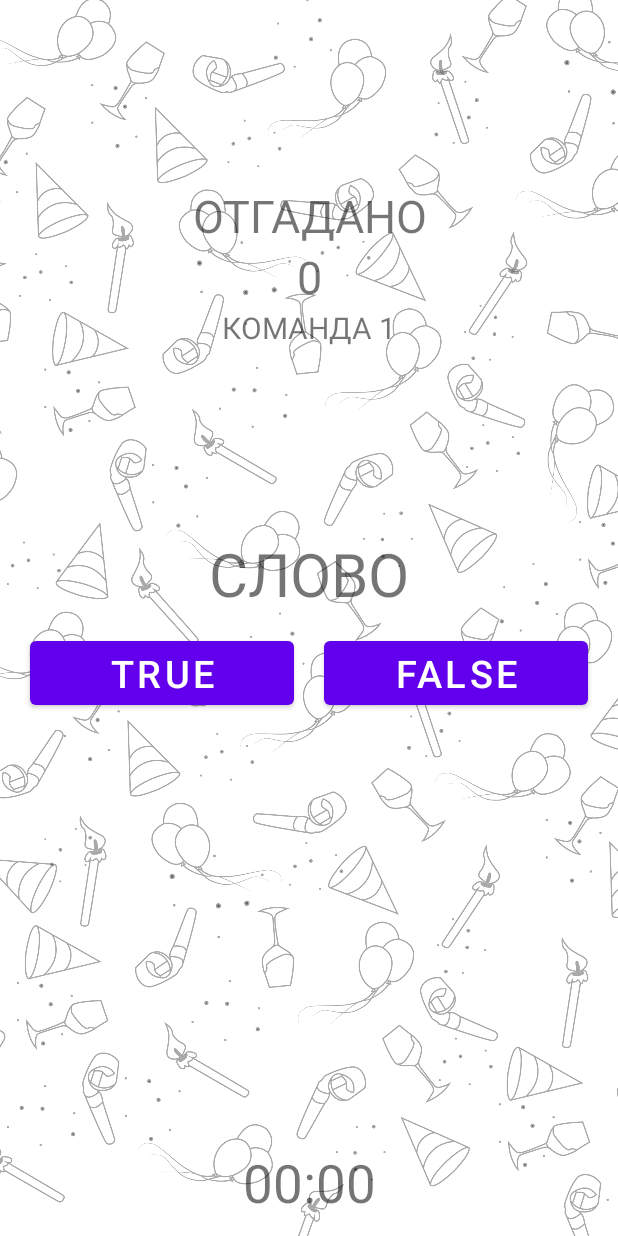
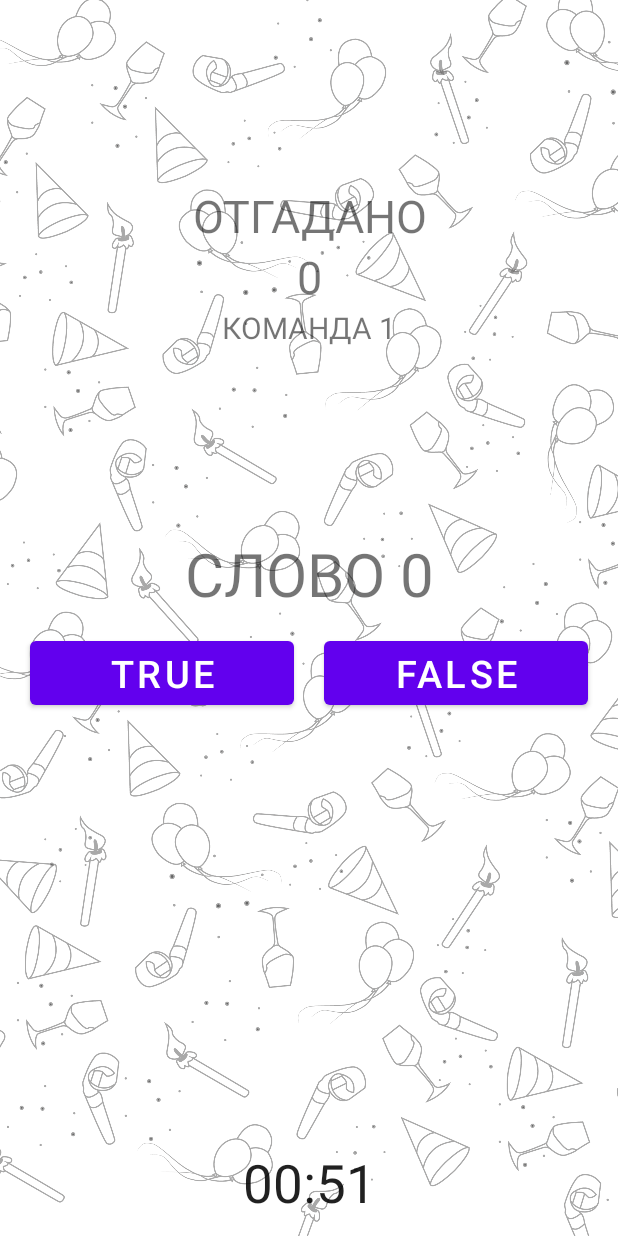
Before and after one commit to chepugash/partyWATA, an Android app: the screen it shows after launch (MainActivity), on a phone screen of 412 x 824 dp. Run offline under Robolectric (Android 15) with nearby library versions, the phone set to English and light mode, and no system bars.

Commit message:
navigation fixed, score added at round

```diff
--- a/app/src/main/java/com/example/wata/ui/fragment/alias/PreroundFragment.kt
+++ b/app/src/main/java/com/example/wata/ui/fragment/alias/PreroundFragment.kt
@@ -1,7 +1,10 @@
 package com.example.wata.ui.fragment.alias
 
+import android.os.Bundle
+import android.widget.Chronometer
 import androidx.fragment.app.Fragment
 import com.example.wata.R
 
 class PreroundFragment : Fragment(R.layout.fragment_alias_preround) {
+
 }
--- a/app/src/main/java/com/example/wata/ui/fragment/alias/RoundFragment.kt
+++ b/app/src/main/java/com/example/wata/ui/fragment/alias/RoundFragment.kt
@@ -1,20 +1,72 @@
 package com.example.wata.ui.fragment.alias
 
 import android.os.Bundle
+import android.os.SystemClock
 import android.view.View
+import android.widget.Chronometer
+import android.widget.Toast
 import androidx.fragment.app.Fragment
+import androidx.navigation.fragment.findNavController
 import androidx.navigation.fragment.navArgs
 import com.example.wata.R
 import com.example.wata.databinding.FragmentAliasRoundBinding
+import java.lang.Integer.max
 
 class RoundFragment : Fragment(R.layout.fragment_alias_round) {
+    private lateinit var chronometer: Chronometer
     private var _binding: FragmentAliasRoundBinding? = null
     private val binding get() = _binding!!
+
+    private var game_score = 40
+    private val points_for_win = 50
 
     override fun onViewCreated(view: View, savedInstanceState: Bundle?) {
         super.onViewCreated(view, savedInstanceState)
         _binding = FragmentAliasRoundBinding.bind(view)
 
+        var score = 0
+        var counter = 0
+        var word = "Слово $counter"
+
+        with(binding) {
+            tvScore.text = score.toString()
+            tvWord.text = word
+            btnTrue.setOnClickListener {
+                score++
+                game_score++
+                counter++
+                word = "Слово $counter"
+                tvScore.text = score.toString()
+                tvWord.text = word
+            }
+            btnFalse.setOnClickListener {
+                counter++
+                score--
+                game_score--
+                tvScore.text = score.toString()
+                word = "Слово $counter"
+                tvWord.text = word
+            }
+        }
+
+        initChronometer()
+    }
+
+    fun initChronometer() {
+        chronometer = binding.chrTimer
+        chronometer.isCountDown = true
+        chronometer.base = SystemClock.elapsedRealtime() + 60000
+        chronometer.start()
+        chronometer.setOnChronometerTickListener {
+            if (chronometer.text.toString() == "00:00") {
+                chronometer.stop()
+                if (game_score >= points_for_win) {
+                    findNavController().navigate(R.id.action_roundFragment_to_winFragment)
+                } else {
+                    findNavController().navigate(R.id.action_roundFragment_to_preroundFragment)
+                }
+            }
+        }
     }
 
     override fun onDestroy() {
--- a/app/src/main/java/com/example/wata/ui/fragment/alias/WinFragment.kt
+++ b/app/src/main/java/com/example/wata/ui/fragment/alias/WinFragment.kt
@@ -1,7 +1,30 @@
 package com.example.wata.ui.fragment.alias
 
+import android.os.Bundle
+import android.view.View
 import androidx.fragment.app.Fragment
+import androidx.navigation.fragment.findNavController
 import com.example.wata.R
+import com.example.wata.databinding.FragmentAliasRoundBinding
+import com.example.wata.databinding.FragmentAliasWinBinding
 
 class WinFragment : Fragment(R.layout.fragment_alias_win) {
+    private var _binding: FragmentAliasWinBinding? = null
+    private val binding get() = _binding!!
+
+    override fun onViewCreated(view: View, savedInstanceState: Bundle?) {
+        super.onViewCreated(view, savedInstanceState)
+        _binding = FragmentAliasWinBinding.bind(view)
+
+        with(binding) {
+            btnMenu.setOnClickListener {
+                findNavController().navigate(R.id.action_winFragment_to_menuFragment)
+            }
+        }
+    }
+
+    override fun onDestroy() {
+        _binding = null
+        super.onDestroy()
+    }
 }
--- a/app/src/main/res/layout/fragment_alias_round.xml
+++ b/app/src/main/res/layout/fragment_alias_round.xml
@@ -16,12 +16,11 @@
         app:layout_constraintStart_toStartOf="parent"
         app:layout_constraintEnd_toEndOf="parent" />
 
-    <TextView
-        android:id="@+id/tv_timer"
+    <Chronometer
+        android:id="@+id/chr_timer"
         android:layout_width="match_parent"
         android:layout_height="wrap_content"
         android:layout_marginBottom="12dp"
-        android:text="00:00"
         android:textAlignment="center"
         android:textSize="35sp"
         app:layout_constraintBottom_toBottomOf="parent"
@@ -81,7 +80,7 @@
         android:textAlignment="center"
         android:textAllCaps="true"
         android:textSize="40sp"
-        app:layout_constraintBottom_toTopOf="@id/tv_timer"
+        app:layout_constraintBottom_toTopOf="@id/chr_timer"
         app:layout_constraintEnd_toEndOf="parent"
         app:layout_constraintStart_toStartOf="parent"
         app:layout_constraintTop_toTopOf="parent" />
--- a/app/src/main/res/navigation/main_graph.xml
+++ b/app/src/main/res/navigation/main_graph.xml
@@ -11,25 +11,13 @@
         android:label="MenuFragment"
         tools:layout="@layout/fragment_menu">
         <action
-            android:id="@+id/action_menuFragment_to_settingsFragment"
-            app:destination="@id/settingsFragment" />
-        <action
             android:id="@+id/action_menuFragment_to_teamsFragment"
             app:destination="@id/teamsFragment" />
-    </fragment>
-    <fragment
-        android:id="@+id/teamsFragment"
-        android:name="com.example.wata.ui.fragment.alias.TeamsFragment"
-        android:label="TeamsFragment"
-        tools:layout="@layout/fragment_alias_teams">
         <action
-            android:id="@+id/action_teamsFragment_to_menuFragment"
-            app:destination="@id/menuFragment" />
-        <action
-            android:id="@+id/action_teamsFragment_to_playersFragment"
+            android:id="@+id/action_menuFragment_to_playersFragment"
             app:destination="@id/playersFragment" />
         <action
-            android:id="@+id/action_teamsFragment_to_playersFragment2"
+            android:id="@+id/action_menuFragment_to_playersFragment2"
             app:destination="@id/playersFragment2" />
     </fragment>
     <fragment
@@ -41,8 +29,8 @@
             android:id="@+id/action_settingsFragment_to_preroundFragment"
             app:destination="@id/preroundFragment" />
         <action
-            android:id="@+id/action_settingsFragment_to_teamsFragment"
-            app:destination="@id/teamsFragment" />
+            android:id="@+id/action_settingsFragment_to_menuFragment"
+            app:destination="@id/menuFragment" />
     </fragment>
     <fragment
         android:id="@+id/preroundFragment"
@@ -53,8 +41,8 @@
             android:id="@+id/action_preroundFragment_to_roundFragment"
             app:destination="@id/roundFragment" />
         <action
-            android:id="@+id/action_preroundFragment_to_teamsFragment"
-            app:destination="@id/teamsFragment" />
+            android:id="@+id/action_preroundFragment_to_menuFragment"
+            app:destination="@id/menuFragment" />
     </fragment>
     <fragment
         android:id="@+id/roundFragment"
@@ -65,8 +53,11 @@
             android:id="@+id/action_roundFragment_to_winFragment"
             app:destination="@id/winFragment" />
         <action
-            android:id="@+id/action_roundFragment_to_teamsFragment"
-            app:destination="@id/teamsFragment" />
+            android:id="@+id/action_roundFragment_to_preroundFragment"
+            app:destination="@id/preroundFragment" />
+        <action
+            android:id="@+id/action_roundFragment_to_menuFragment"
+            app:destination="@id/menuFragment" />
     </fragment>
     <fragment
         android:id="@+id/winFragment"
@@ -74,8 +65,8 @@
         android:label="WinFragment"
         tools:layout="@layout/fragment_alias_win">
         <action
-            android:id="@+id/action_winFragment_to_teamsFragment"
-            app:destination="@id/teamsFragment" />
+            android:id="@+id/action_winFragment_to_menuFragment"
+            app:destination="@id/menuFragment" />
     </fragment>
     <fragment
         android:id="@+id/playersFragment"
@@ -99,7 +90,11 @@
         android:id="@+id/resultsFragment"
         android:name="com.example.wata.ui.fragment.whoami.ResultsFragment"
         android:label="ResultsFragment"
-        tools:layout="@layout/fragment_whoami_results"/>
+        tools:layout="@layout/fragment_whoami_results">
+        <action
+            android:id="@+id/action_resultsFragment_to_menuFragment"
+            app:destination="@id/menuFragment" />
+    </fragment>
     <fragment
         android:id="@+id/playersFragment2"
         android:name="com.example.wata.ui.fragment.tod.PlayersFragment"
@@ -122,5 +117,21 @@
         android:id="@+id/gameFragment2"
         android:name="com.example.wata.ui.fragment.tod.GameFragment"
         android:label="GameFragment"
-        tools:layout="@layout/fragment_tod_game"/>
+        tools:layout="@layout/fragment_tod_game">
+        <action
+            android:id="@+id/action_gameFragment2_to_menuFragment"
+            app:destination="@id/menuFragment" />
+    </fragment>
+    <fragment
+        android:id="@+id/teamsFragment"
+        android:name="com.example.wata.ui.fragment.alias.TeamsFragment"
+        android:label="TeamsFragment"
+        tools:layout="@layout/fragment_alias_teams">
+        <action
+            android:id="@+id/action_teamsFragment_to_settingsFragment"
+            app:destination="@id/settingsFragment" />
+        <action
+            android:id="@+id/action_teamsFragment_to_menuFragment"
+            app:destination="@id/menuFragment" />
+    </fragment>
 </navigation>
```
